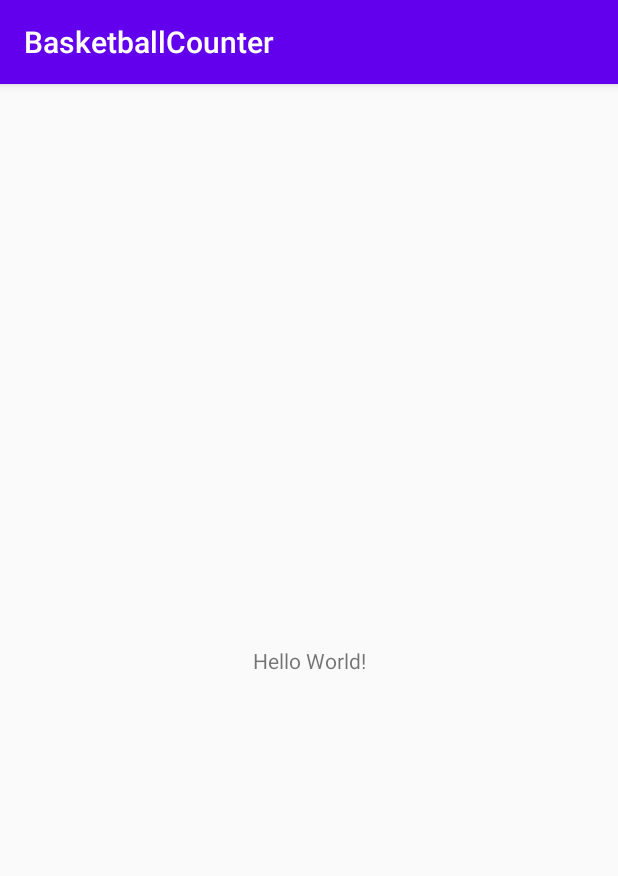
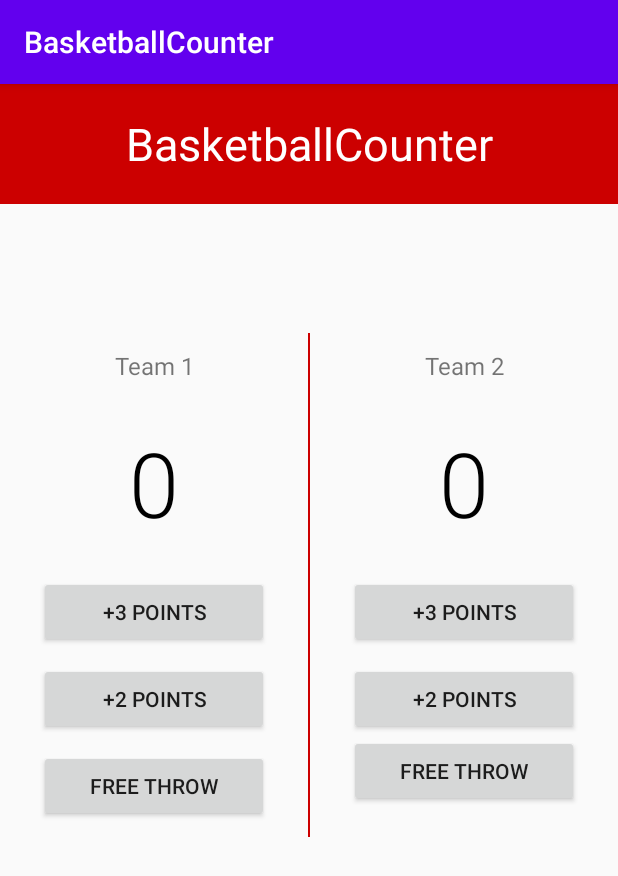
Before and after one commit to Matthew7758/group21_project3, an Android app: the screen it shows after launch (MainActivity), on a phone screen of 412 x 824 dp. Shown: the top 876 px of the screen. Run offline under Robolectric (Android 15) with nearby library versions, the phone set to English and light mode, and no system bars.

Commit message:
Finished activity_main.xml for app layout in portrait mode. TODO: Write MainActivity.kt and add a horizontal layout.

```diff
--- a/app/build.gradle
+++ b/app/build.gradle
@@ -8,7 +8,7 @@ android {
 
     defaultConfig {
         applicationId "com.group21.android.basketballcounter"
-        minSdkVersion 24
+        minSdkVersion 26
         targetSdkVersion 29
         versionCode 1
         versionName "1.0"
@@ -34,4 +34,5 @@ dependencies {
     testImplementation 'junit:junit:4.12'
     androidTestImplementation 'androidx.test.ext:junit:1.1.3'
     androidTestImplementation 'androidx.test.espresso:espresso-core:3.4.0'
+    implementation 'androidx.constraintlayout:constraintlayout:2.1.0'
 }
--- a/app/src/main/res/layout/activity_main.xml
+++ b/app/src/main/res/layout/activity_main.xml
@@ -1,18 +1,162 @@
 <?xml version="1.0" encoding="utf-8"?>
-<androidx.constraintlayout.widget.ConstraintLayout xmlns:android="http://schemas.android.com/apk/res/android"
-    xmlns:app="http://schemas.android.com/apk/res-auto"
+<RelativeLayout xmlns:android="http://schemas.android.com/apk/res/android"
     xmlns:tools="http://schemas.android.com/tools"
     android:layout_width="match_parent"
     android:layout_height="match_parent"
-    tools:context=".MainActivity">
+    tools:context="com.group21.android.basketballcounter.MainActivity">
 
-    <TextView
-        android:layout_width="wrap_content"
+    <LinearLayout
+        android:id="@+id/title"
+        android:layout_width="match_parent"
+        android:layout_height="80dp"
+        android:layout_gravity="top"
+        android:background="@android:color/holo_red_dark"
+        android:orientation="horizontal">
+
+        <TextView
+            android:layout_width="match_parent"
+            android:layout_height="wrap_content"
+            android:layout_gravity="center"
+            android:ems="14"
+            android:text="@string/app_name"
+            android:textAlignment="center"
+            android:textColor="@android:color/white"
+            android:textSize="30sp" />
+    </LinearLayout>
+
+    <LinearLayout
+        android:id="@+id/mainLayout"
+        android:layout_width="match_parent"
         android:layout_height="wrap_content"
-        android:text="Hello World!"
-        app:layout_constraintBottom_toBottomOf="parent"
-        app:layout_constraintLeft_toLeftOf="parent"
-        app:layout_constraintRight_toRightOf="parent"
-        app:layout_constraintTop_toTopOf="parent" />
+        android:layout_marginTop="150dp"
+        android:gravity="center_horizontal"
+        android:orientation="horizontal">
 
-</androidx.constraintlayout.widget.ConstraintLayout>
+        <LinearLayout
+            android:layout_width="0dp"
+            android:layout_height="wrap_content"
+            android:layout_weight="1"
+            android:orientation="vertical">
+
+            <LinearLayout
+                android:layout_width="match_parent"
+                android:layout_height="75dp"
+                android:orientation="horizontal">
+
+                <TextView
+                    android:id="@+id/team1Name"
+                    android:layout_width="match_parent"
+                    android:layout_height="match_parent"
+                    android:ems="12"
+                    android:gravity="center"
+                    android:text="@string/team1Name"
+                    android:textAlignment="center"
+                    android:textSize="16sp" />
+            </LinearLayout>
+
+            <TextView
+                android:id="@+id/team1Score"
+                android:layout_width="match_parent"
+                android:layout_height="wrap_content"
+                android:fontFamily="sans-serif-light"
+                android:gravity="center"
+                android:paddingBottom="22dp"
+                android:text="@string/ZeroScore"
+                android:textColor="#000000"
+                android:textSize="60sp" />
+
+            <Button
+                android:layout_width="match_parent"
+                android:layout_height="wrap_content"
+                android:layout_marginLeft="26dp"
+                android:layout_marginRight="26dp"
+                android:layout_marginBottom="10dp"
+                android:onClick="threeTeam1"
+                android:text="@string/three" />
+
+            <Button
+                android:layout_width="match_parent"
+                android:layout_height="wrap_content"
+                android:layout_marginLeft="26dp"
+                android:layout_marginRight="26dp"
+                android:layout_marginBottom="10dp"
+                android:onClick="twoTeam1"
+                android:text="@string/two" />
+
+            <Button
+                android:layout_width="match_parent"
+                android:layout_height="wrap_content"
+                android:layout_marginLeft="26dp"
+                android:layout_marginRight="26dp"
+                android:layout_marginBottom="10dp"
+                android:onClick="oneTeam1"
+                android:text="@string/freeThrow" />
+        </LinearLayout>
+
+        <View
+            android:layout_width="1dp"
+            android:layout_height="match_parent"
+            android:layout_marginTop="16dp"
+            android:background="@android:color/holo_red_dark" />
+
+        <LinearLayout
+            android:layout_width="0dp"
+            android:layout_height="match_parent"
+            android:layout_weight="1"
+            android:orientation="vertical">
+
+            <LinearLayout
+                android:layout_width="match_parent"
+                android:layout_height="75dp"
+                android:orientation="horizontal">
+
+                <TextView
+                    android:layout_width="match_parent"
+                    android:layout_height="match_parent"
+                    android:ems="12"
+                    android:gravity="center"
+                    android:text="@string/team2Name"
+                    android:textAlignment="center"
+                    android:textSize="16sp" />
+            </LinearLayout>
+
+            <TextView
+                android:id="@+id/team2Score"
+                android:layout_width="match_parent"
+                android:layout_height="wrap_content"
+                android:fontFamily="sans-serif-light"
+                android:gravity="center"
+                android:paddingBottom="22dp"
+                android:text="@string/ZeroScore"
+                android:textColor="#000000"
+                android:textSize="60sp" />
+
+            <Button
+                android:layout_width="match_parent"
+                android:layout_height="wrap_content"
+                android:layout_marginLeft="26dp"
+                android:layout_marginRight="26dp"
+                android:layout_marginBottom="10dp"
+                android:onClick="threeTeam2"
+                android:text="@string/three" />
+
+            <Button
+                android:layout_width="match_parent"
+                android:layout_height="wrap_content"
+                android:layout_marginLeft="26dp"
+                android:layout_marginRight="26dp"
+                android:onClick="twoTeam2"
+                android:text="@string/two" />
+
+            <Button
+                android:layout_width="match_parent"
+                android:layout_height="wrap_content"
+                android:layout_marginLeft="26dp"
+                android:layout_marginRight="26dp"
+                android:layout_marginBottom="10dp"
+                android:onClick="oneTeam2"
+                android:text="@string/freeThrow" />
+        </LinearLayout>
+    </LinearLayout>
+
+</RelativeLayout>
--- a/app/src/main/res/values/strings.xml
+++ b/app/src/main/res/values/strings.xml
@@ -1,3 +1,9 @@
 <resources>
     <string name="app_name">BasketballCounter</string>
+    <string name="team1Name">Team 1</string>
+    <string name="three">+3 Points</string>
+    <string name="two">+2 Points</string>
+    <string name="freeThrow">Free Throw</string>
+    <string name="team2Name">Team 2</string>
+    <string name="ZeroScore">0</string>
 </resources>
```
